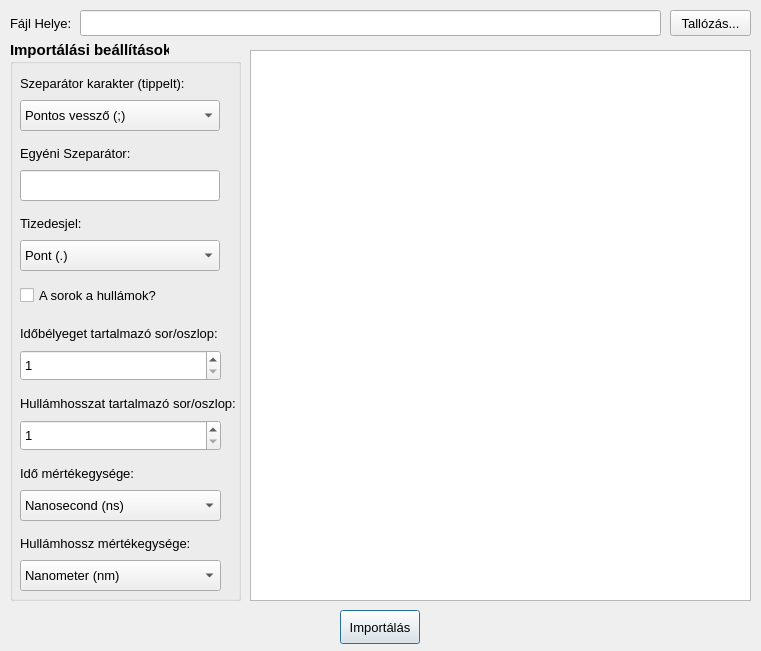
Before: the Qt Designer form ultrapyfit/gui/ui/import_dialog.ui in Minex1989/ultrapyfit, drawn with Qt 5.
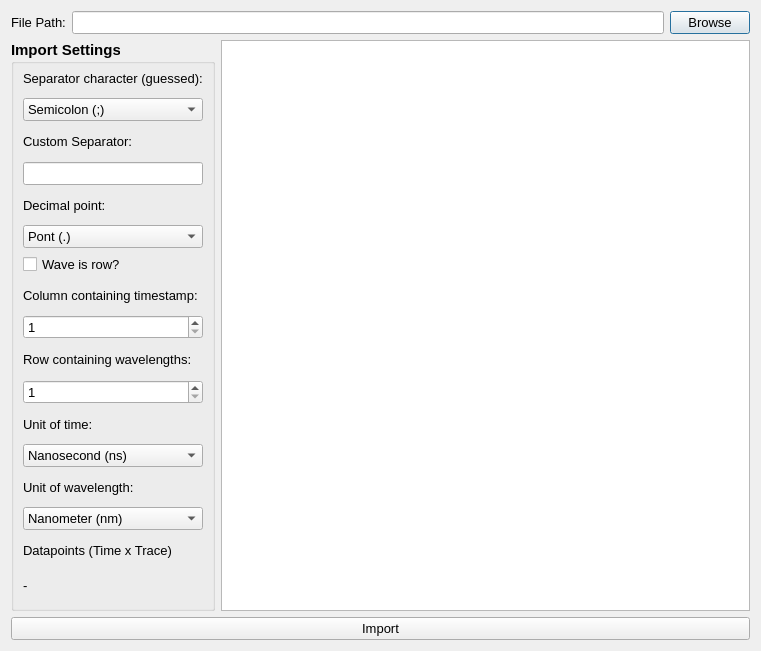
After: the same form once the commit is applied.

What changed in the file:
```diff
--- a/ultrapyfit/gui/ui/import_dialog.ui
+++ b/ultrapyfit/gui/ui/import_dialog.ui
@@ -27,33 +27,23 @@
   <property name="locale">
    <locale language="Hungarian" country="Hungary"/>
   </property>
-  <widget class="QPushButton" name="ImportButton">
-   <property name="geometry">
-    <rect>
-     <x>340</x>
-     <y>610</y>
-     <width>80</width>
-     <height>34</height>
-    </rect>
-   </property>
+  <layout class="QVBoxLayout" name="verticalLayout_2">
+   <item>
+    <layout class="QHBoxLayout" name="horizontalLayout_2">
+     <item>
+      <widget class="QLabel" name="FilePathLabel">
    <property name="font">
     <font>
      <pointsize>10</pointsize>
     </font>
    </property>
    <property name="text">
-    <string>Importálás</string>
-   </property>
-  </widget>
+        <string>File Path:</string>
+       </property>
+      </widget>
+     </item>
+     <item>
   <widget class="QLineEdit" name="FilePathLineEdit">
-   <property name="geometry">
-    <rect>
-     <x>80</x>
-     <y>10</y>
-     <width>581</width>
-     <height>26</height>
-    </rect>
-   </property>
    <property name="font">
     <font>
      <pointsize>10</pointsize>
@@ -63,47 +53,30 @@
     <bool>true</bool>
    </property>
   </widget>
+     </item>
+     <item>
   <widget class="QPushButton" name="BrowseButton">
-   <property name="geometry">
-    <rect>
-     <x>670</x>
-     <y>10</y>
-     <width>81</width>
-     <height>26</height>
-    </rect>
-   </property>
    <property name="font">
     <font>
      <pointsize>10</pointsize>
     </font>
    </property>
    <property name="text">
-    <string>Tallózás...</string>
-   </property>
-  </widget>
-  <widget class="QTableWidget" name="tableWidget">
-   <property name="geometry">
-    <rect>
-     <x>250</x>
-     <y>50</y>
-     <width>501</width>
-     <height>551</height>
-    </rect>
-   </property>
-   <property name="font">
-    <font>
-     <pointsize>9</pointsize>
-    </font>
-   </property>
-  </widget>
+        <string>Browse</string>
+       </property>
+      </widget>
+     </item>
+    </layout>
+   </item>
+   <item>
+    <layout class="QHBoxLayout" name="horizontalLayout">
+     <item>
   <widget class="QGroupBox" name="FormatOptionsGroupBox">
-   <property name="geometry">
-    <rect>
-     <x>10</x>
-     <y>40</y>
-     <width>231</width>
-     <height>561</height>
-    </rect>
+       <property name="sizePolicy">
+        <sizepolicy hsizetype="Fixed" vsizetype="Preferred">
+         <horstretch>0</horstretch>
+         <verstretch>0</verstretch>
+        </sizepolicy>
    </property>
    <property name="font">
     <font>
@@ -115,55 +88,14 @@
     <string notr="true"/>
    </property>
    <property name="title">
-    <string>Importálási beállítások</string>
-   </property>
-   <widget class="QLabel" name="WavelengthRowLabel">
-    <property name="geometry">
-     <rect>
-      <x>10</x>
-      <y>350</y>
-      <width>220</width>
-      <height>26</height>
-     </rect>
-    </property>
-    <property name="font">
-     <font>
-      <pointsize>10</pointsize>
-      <bold>false</bold>
-     </font>
-    </property>
-    <property name="text">
-     <string>Hullámhosszat tartalmazó sor/oszlop:</string>
-    </property>
-   </widget>
-   <widget class="QLabel" name="OtherSepLabel">
-    <property name="geometry">
-     <rect>
-      <x>10</x>
-      <y>100</y>
-      <width>200</width>
-      <height>26</height>
-     </rect>
-    </property>
-    <property name="font">
-     <font>
-      <pointsize>10</pointsize>
-      <bold>false</bold>
-     </font>
-    </property>
-    <property name="text">
-     <string>Egyéni Szeparátor:</string>
-    </property>
-   </widget>
+        <string>Import Settings</string>
+       </property>
+       <layout class="QVBoxLayout" name="verticalLayout">
+        <property name="topMargin">
+         <number>0</number>
+        </property>
+        <item>
    <widget class="QLabel" name="SepLabel">
-    <property name="geometry">
-     <rect>
-      <x>10</x>
-      <y>30</y>
-      <width>200</width>
-      <height>26</height>
-     </rect>
-    </property>
     <property name="font">
      <font>
       <pointsize>10</pointsize>
@@ -171,37 +103,12 @@
      </font>
     </property>
     <property name="text">
-     <string>Szeparátor karakter (tippelt):</string>
-    </property>
-   </widget>
-   <widget class="QLabel" name="DecLabel">
-    <property name="geometry">
-     <rect>
-      <x>10</x>
-      <y>170</y>
-      <width>200</width>
-      <height>26</height>
-     </rect>
-    </property>
-    <property name="font">
-     <font>
-      <pointsize>10</pointsize>
-      <bold>false</bold>
-     </font>
-    </property>
-    <property name="text">
-     <string>Tizedesjel:</string>
-    </property>
-   </widget>
+           <string>Separator character (guessed):</string>
+          </property>
+         </widget>
+        </item>
+        <item>
    <widget class="QComboBox" name="SepComboBox">
-    <property name="geometry">
-     <rect>
-      <x>10</x>
-      <y>60</y>
-      <width>200</width>
-      <height>31</height>
-     </rect>
-    </property>
     <property name="font">
      <font>
       <pointsize>10</pointsize>
@@ -213,7 +120,7 @@
     </property>
     <item>
      <property name="text">
-      <string>Pontos vessző (;)</string>
+            <string>Semicolon (;)</string>
      </property>
     </item>
     <item>
@@ -257,15 +164,22 @@
      </property>
     </item>
    </widget>
+        </item>
+        <item>
+         <widget class="QLabel" name="OtherSepLabel">
+          <property name="font">
+           <font>
+            <pointsize>10</pointsize>
+            <bold>false</bold>
+           </font>
+          </property>
+          <property name="text">
+           <string>Custom Separator:</string>
+          </property>
+         </widget>
+        </item>
+        <item>
    <widget class="QLineEdit" name="OtherSepLineEdit">
-    <property name="geometry">
-     <rect>
-      <x>10</x>
-      <y>130</y>
-      <width>200</width>
-      <height>31</height>
-     </rect>
-    </property>
     <property name="font">
      <font>
       <pointsize>10</pointsize>
@@ -279,15 +193,45 @@
      <number>32767</number>
     </property>
    </widget>
+        </item>
+        <item>
+         <widget class="QLabel" name="DecLabel">
+          <property name="font">
+           <font>
+            <pointsize>10</pointsize>
+            <bold>false</bold>
+           </font>
+          </property>
+          <property name="text">
+           <string>Decimal point:</string>
+          </property>
+         </widget>
+        </item>
+        <item>
+         <widget class="QComboBox" name="DecComboBox">
+          <property name="font">
+           <font>
+            <pointsize>10</pointsize>
+            <bold>false</bold>
+           </font>
+          </property>
+          <property name="toolTip">
+           <string/>
+          </property>
+          <item>
+           <property name="text">
+            <string>Pont (.)</string>
+           </property>
+          </item>
+          <item>
+           <property name="text">
+            <string>Vessző (,)</string>
+           </property>
+          </item>
+         </widget>
+        </item>
+        <item>
    <widget class="QCheckBox" name="WaveIsRowCheckBox">
-    <property name="geometry">
-     <rect>
-      <x>10</x>
-      <y>240</y>
-      <width>200</width>
-      <height>31</height>
-     </rect>
-    </property>
     <property name="font">
      <font>
       <pointsize>10</pointsize>
@@ -295,18 +239,12 @@
      </font>
     </property>
     <property name="text">
-     <string>A sorok a hullámok?</string>
-    </property>
-   </widget>
+           <string>Wave is row?</string>
+          </property>
+         </widget>
+        </item>
+        <item>
    <widget class="QLabel" name="TimeColumnLabel">
-    <property name="geometry">
-     <rect>
-      <x>10</x>
-      <y>280</y>
-      <width>220</width>
-      <height>26</height>
-     </rect>
-    </property>
     <property name="font">
      <font>
       <pointsize>10</pointsize>
@@ -314,18 +252,12 @@
      </font>
     </property>
     <property name="text">
-     <string>Időbélyeget tartalmazó sor/oszlop:</string>
-    </property>
-   </widget>
+           <string>Column containing timestamp:</string>
+          </property>
+         </widget>
+        </item>
+        <item>
    <widget class="QSpinBox" name="TimeColumnSpinBox">
-    <property name="geometry">
-     <rect>
-      <x>10</x>
-      <y>310</y>
-      <width>201</width>
-      <height>31</height>
-     </rect>
-    </property>
     <property name="font">
      <font>
       <pointsize>10</pointsize>
@@ -345,15 +277,22 @@
      <number>1</number>
     </property>
    </widget>
+        </item>
+        <item>
+         <widget class="QLabel" name="WavelengthRowLabel">
+          <property name="font">
+           <font>
+            <pointsize>10</pointsize>
+            <bold>false</bold>
+           </font>
+          </property>
+          <property name="text">
+           <string>Row containing wavelengths:</string>
+          </property>
+         </widget>
+        </item>
+        <item>
    <widget class="QSpinBox" name="WavelengthRowSpinBox">
-    <property name="geometry">
-     <rect>
-      <x>10</x>
-      <y>380</y>
-      <width>201</width>
-      <height>31</height>
-     </rect>
-    </property>
     <property name="font">
      <font>
       <pointsize>10</pointsize>
@@ -373,44 +312,23 @@
      <number>1</number>
     </property>
    </widget>
-   <widget class="QComboBox" name="DecComboBox">
-    <property name="geometry">
-     <rect>
-      <x>10</x>
-      <y>200</y>
-      <width>200</width>
-      <height>31</height>
-     </rect>
-    </property>
+        </item>
+        <item>
+         <widget class="QLabel" name="TimeMetricLabel">
     <property name="font">
      <font>
       <pointsize>10</pointsize>
       <bold>false</bold>
-     </font>
-    </property>
-    <property name="toolTip">
-     <string/>
-    </property>
-    <item>
+            <kerning>true</kerning>
+           </font>
+          </property>
      <property name="text">
-      <string>Pont (.)</string>
-     </property>
-    </item>
-    <item>
-     <property name="text">
-      <string>Vessző (,)</string>
-     </property>
-    </item>
-   </widget>
+           <string>Unit of time:</string>
+          </property>
+         </widget>
+        </item>
+        <item>
    <widget class="QComboBox" name="TimeMetricComboBox">
-    <property name="geometry">
-     <rect>
-      <x>10</x>
-      <y>450</y>
-      <width>201</width>
-      <height>31</height>
-     </rect>
-    </property>
     <property name="font">
      <font>
       <pointsize>10</pointsize>
@@ -443,35 +361,9 @@
      </property>
     </item>
    </widget>
-   <widget class="QLabel" name="TimeMetricLabel">
-    <property name="geometry">
-     <rect>
-      <x>10</x>
-      <y>420</y>
-      <width>201</width>
-      <height>26</height>
-     </rect>
-    </property>
-    <property name="font">
-     <font>
-      <pointsize>10</pointsize>
-      <bold>false</bold>
-      <kerning>true</kerning>
-     </font>
-    </property>
-    <property name="text">
-     <string>Idő mértékegysége:</string>
-    </property>
-   </widget>
+        </item>
+        <item>
    <widget class="QLabel" name="WavelengthMetricLabel">
-    <property name="geometry">
-     <rect>
-      <x>10</x>
-      <y>490</y>
-      <width>201</width>
-      <height>26</height>
-     </rect>
-    </property>
     <property name="font">
      <font>
       <pointsize>10</pointsize>
@@ -479,18 +371,12 @@
      </font>
     </property>
     <property name="text">
-     <string>Hullámhossz mértékegysége:</string>
-    </property>
-   </widget>
+           <string>Unit of wavelength:</string>
+          </property>
+         </widget>
+        </item>
+        <item>
    <widget class="QComboBox" name="WavelengthMetricComboBox">
-    <property name="geometry">
-     <rect>
-      <x>10</x>
-      <y>520</y>
-      <width>201</width>
-      <height>31</height>
-     </rect>
-    </property>
     <property name="font">
      <font>
       <pointsize>10</pointsize>
@@ -513,25 +399,60 @@
      </property>
     </item>
    </widget>
-  </widget>
-  <widget class="QLabel" name="FilePathLabel">
-   <property name="geometry">
-    <rect>
-     <x>10</x>
-     <y>10</y>
-     <width>71</width>
-     <height>26</height>
-    </rect>
-   </property>
+        </item>
+        <item>
+         <widget class="QLabel" name="lblMetaShapeDescription">
+          <property name="font">
+           <font>
+            <pointsize>10</pointsize>
+            <bold>false</bold>
+           </font>
+          </property>
+          <property name="text">
+           <string>Datapoints (Time x Trace)</string>
+          </property>
+         </widget>
+        </item>
+        <item>
+         <widget class="QLabel" name="lblMetaShape">
+          <property name="font">
+           <font>
+            <pointsize>10</pointsize>
+            <bold>false</bold>
+           </font>
+          </property>
+          <property name="text">
+           <string>-</string>
+          </property>
+         </widget>
+        </item>
+       </layout>
+      </widget>
+     </item>
+     <item>
+      <widget class="QTableWidget" name="tableWidget">
    <property name="font">
     <font>
+         <pointsize>9</pointsize>
+        </font>
+       </property>
+      </widget>
+     </item>
+    </layout>
+   </item>
+   <item>
+    <widget class="QPushButton" name="ImportButton">
+     <property name="font">
+      <font>
      <pointsize>10</pointsize>
     </font>
    </property>
    <property name="text">
-    <string>Fájl Helye:</string>
-   </property>
-  </widget>
+      <string>Import</string>
+     </property>
+    </widget>
+   </item>
+  </layout>
  </widget>
  <resources/>
  <connections/>
```
Left out of the diff: 18 changed lines with no effect on the pictures. Lines whose indentation alone changed are shown as unchanged.
